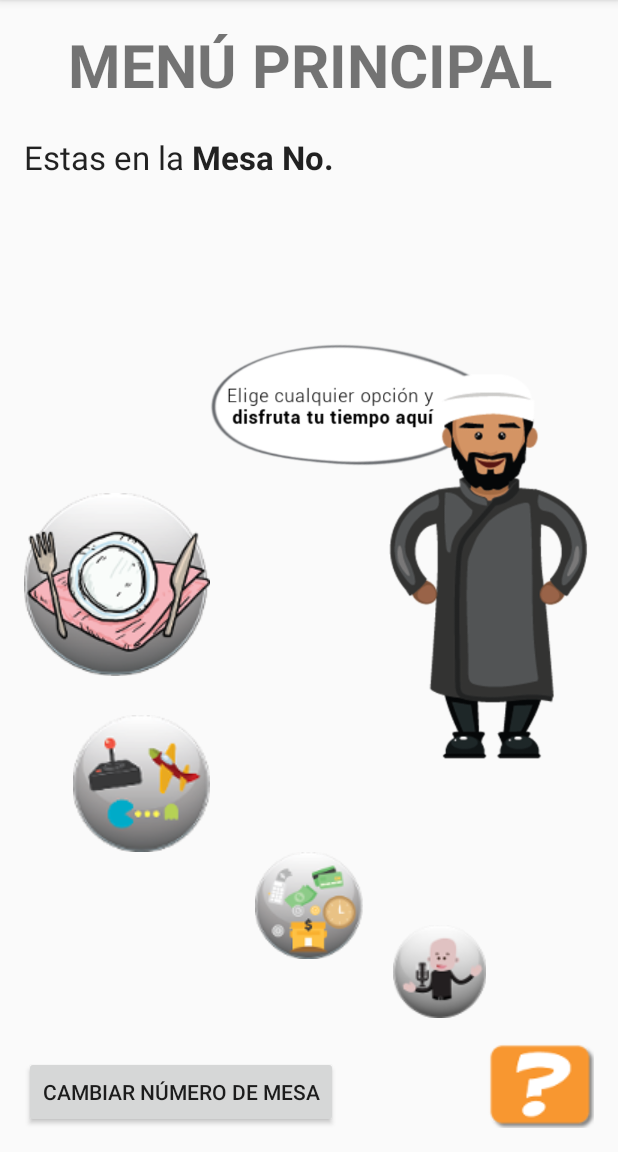
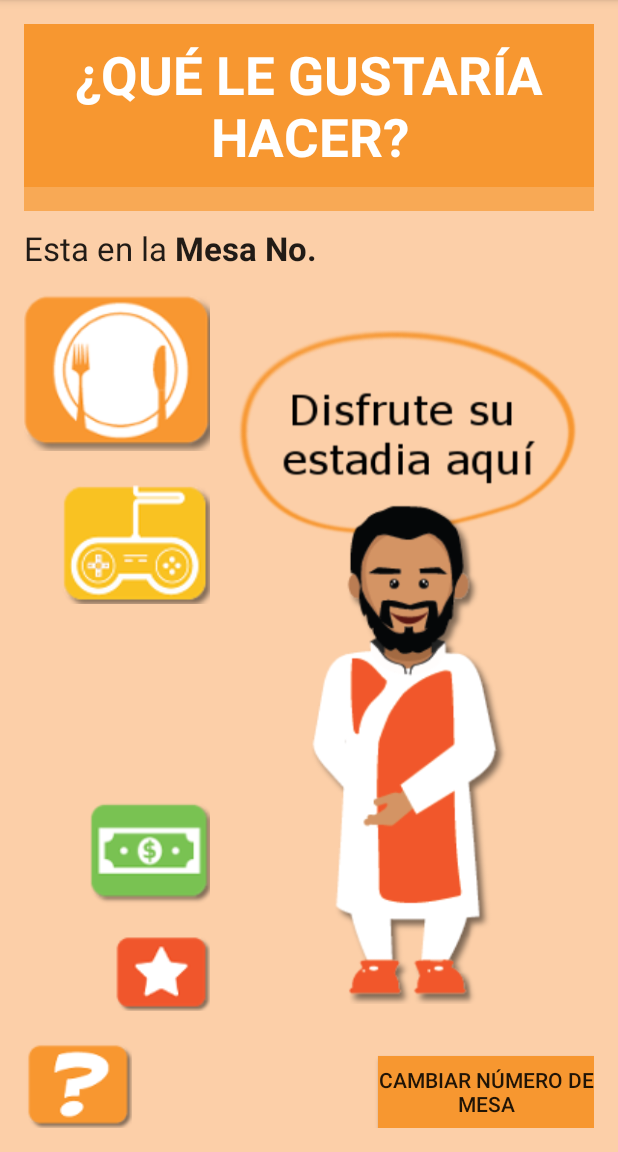
Before and after one commit to ronaldvenegasp/Dharma, an Android app: the MenuPrincipal screen opened directly, with no data from a screen before it, on a phone screen of 412 x 824 dp, the part 84-1236 px from its top. Run offline under Robolectric (Android 15) with nearby library versions, the phone set to English and light mode, and no system bars.

Commit message:
Arreglo del menú principal. Interfaz gráfica configurada

```diff
--- a/app/src/main/res/layout/activity_main.xml
+++ b/app/src/main/res/layout/activity_main.xml
@@ -38,7 +38,8 @@
         android:background="#F79730"
         android:padding="25dp"
         android:layout_alignParentEnd="false"
-        android:layout_alignParentStart="false" />
+        android:layout_alignParentStart="false"
+        android:elegantTextHeight="false" />
 
     <ImageView
         android:layout_width="wrap_content"
--- a/app/src/main/res/layout/activity_menu_principal.xml
+++ b/app/src/main/res/layout/activity_menu_principal.xml
@@ -7,28 +7,45 @@
     android:paddingLeft="@dimen/activity_horizontal_margin"
     android:paddingRight="@dimen/activity_horizontal_margin"
     android:paddingTop="@dimen/activity_vertical_margin"
-    tools:context="com.example.personal.dharma.MenuPrincipal">
+    tools:context="com.example.personal.dharma.MenuPrincipal"
+    android:background="#FCCFA8">
+
+    <TextView
+        android:layout_width="match_parent"
+        android:layout_height="wrap_content"
+        android:textAlignment="center"
+        android:textSize="40dp"
+        android:id="@+id/textView12"
+        android:textStyle="bold"
+        android:textColor="#FFFFFF"
+        android:background="#F8A955"
+        android:password="false"
+        android:padding="35dp"
+        android:layout_alignParentStart="true" />
 
     <TextView
         android:layout_width="fill_parent"
         android:layout_height="wrap_content"
-        android:text="MENÚ PRINCIPAL"
+        android:text="¿QUÉ LE GUSTARÍA\nHACER?"
         android:textAlignment="center"
-        android:textSize="40dp"
+        android:textSize="35dp"
         android:id="@+id/título"
         android:textStyle="bold"
         android:layout_alignParentTop="true"
-        android:layout_centerHorizontal="true" />
+        android:layout_centerHorizontal="true"
+        android:background="#F79730"
+        android:padding="10dp"
+        android:textColor="#FFFFFF" />
 
     <TextView
         android:layout_width="wrap_content"
         android:layout_height="wrap_content"
         android:textAppearance="?android:attr/textAppearanceLarge"
-        android:text="Estas en la"
+        android:text="Esta en la"
         android:id="@+id/textView9"
-        android:layout_marginTop="20dp"
-        android:layout_below="@+id/título"
-        android:layout_alignParentStart="true" />
+        android:layout_below="@+id/textView12"
+        android:layout_alignParentStart="true"
+        android:layout_marginTop="10dp" />
 
     <TextView
         android:layout_width="wrap_content"
@@ -52,62 +69,64 @@
     <Button
         android:layout_width="wrap_content"
         android:layout_height="wrap_content"
-        android:text="Cambiar número de mesa"
+        android:text="Cambiar número de\nmesa"
         android:id="@+id/boton_cambiar_mesa"
+        android:layout_alignParentBottom="true"
+        android:layout_alignEnd="@+id/imageView3"
+        android:background="#F79730" />
+
+    <ImageView
+        android:layout_width="wrap_content"
+        android:layout_height="wrap_content"
+        android:id="@+id/imageView3"
+        android:layout_alignParentEnd="true"
+        android:layout_toEndOf="@+id/pedir_plato"
+        android:src="@drawable/menu_principal"
+        android:layout_above="@+id/boton_ayuda"
+        android:layout_alignTop="@+id/pedir_plato" />
+
+    <ImageView
+        android:layout_width="wrap_content"
+        android:layout_height="wrap_content"
+        android:id="@+id/boton_ayuda"
+        android:src="@drawable/boton_ayuda"
         android:layout_alignParentBottom="true"
         android:layout_alignParentStart="true" />
 
     <ImageView
         android:layout_width="wrap_content"
         android:layout_height="wrap_content"
-        android:id="@+id/imageView3"
-        android:src="@drawable/menu_principal"
-        android:layout_above="@+id/pqrs"
-        android:layout_alignParentEnd="true"
-        android:layout_below="@+id/textView9"
-        android:layout_toEndOf="@+id/entretenimiento" />
-
-    <ImageView
-        android:layout_width="wrap_content"
-        android:layout_height="wrap_content"
-        android:id="@+id/boton_ayuda"
-        android:src="@drawable/boton_ayuda"
-        android:layout_alignBottom="@+id/boton_cambiar_mesa"
-        android:layout_alignParentEnd="true" />
-
-    <ImageView
-        android:layout_width="wrap_content"
-        android:layout_height="wrap_content"
         android:id="@+id/pedir_plato"
         android:src="@drawable/pedir_plato"
-        android:layout_above="@+id/entretenimiento"
+        android:layout_below="@+id/textView9"
         android:layout_alignParentStart="true"
-        android:layout_marginBottom="26dp" />
+        android:layout_marginTop="15dp" />
 
     <ImageView
         android:layout_width="wrap_content"
         android:layout_height="wrap_content"
         android:id="@+id/entretenimiento"
-        android:src="@drawable/entretenimiento"
-        android:layout_above="@+id/pagar"
-        android:layout_alignEnd="@+id/pedir_plato" />
+        android:layout_marginTop="20dp"
+        android:layout_below="@+id/pedir_plato"
+        android:layout_alignEnd="@+id/pedir_plato"
+        android:src="@drawable/entretenimiento" />
 
     <ImageView
         android:layout_width="wrap_content"
         android:layout_height="wrap_content"
         android:id="@+id/pagar"
         android:src="@drawable/pagar"
-        android:layout_alignBottom="@+id/pqrs"
-        android:layout_centerHorizontal="true"
-        android:layout_marginBottom="39dp" />
+        android:layout_above="@+id/pqrs"
+        android:layout_toStartOf="@+id/imageView3"
+        android:layout_marginBottom="15dp" />
 
     <ImageView
         android:layout_width="wrap_content"
         android:layout_height="wrap_content"
         android:id="@+id/pqrs"
         android:src="@drawable/pqrs"
-        android:layout_above="@+id/boton_cambiar_mesa"
-        android:layout_toStartOf="@+id/boton_ayuda"
-        android:layout_marginBottom="25dp" />
+        android:layout_alignBottom="@+id/imageView3"
+        android:layout_toStartOf="@+id/imageView3"
+        android:layout_marginBottom="20dp" />
 
 </RelativeLayout>
```
Also changed, not shown: app/src/main/res/layout/activity_numero_mesa.xml (+30 -30 lines), app/src/main/res/drawable/entretenimiento.png, app/src/main/res/drawable/menu_principal.png, app/src/main/res/drawable/pagar.png, app/src/main/res/drawable/pedir_plato.png, app/src/main/res/drawable/pqrs.png, app/src/main/res/mipmap-hdpi/ic_launcher.png, app/src/main/res/mipmap-mdpi/ic_launcher.png, app/src/main/res/mipmap-xhdpi/ic_launcher.png, app/src/main/res/mipmap-xxhdpi/ic_launcher.png, app/src/main/res/mipmap-xxxhdpi/ic_launcher.png, 2 other files.
